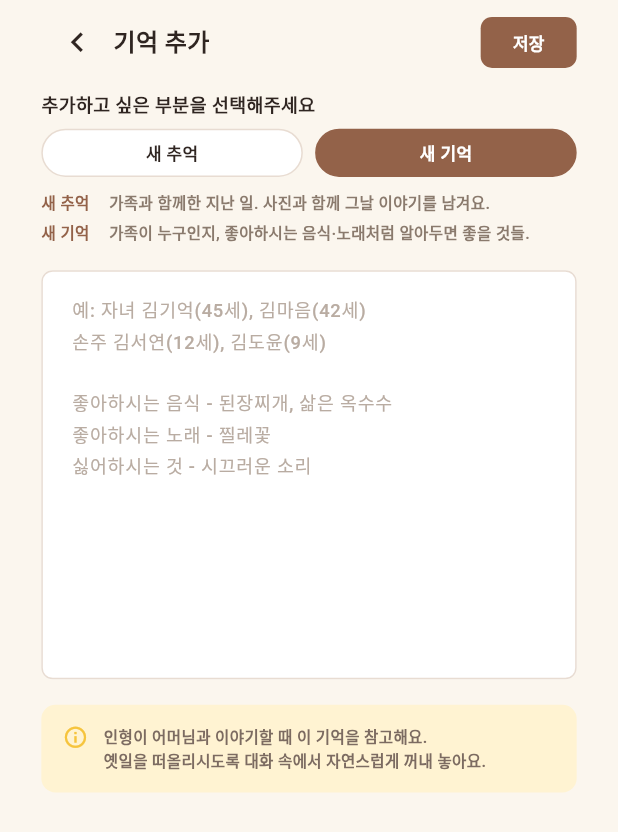
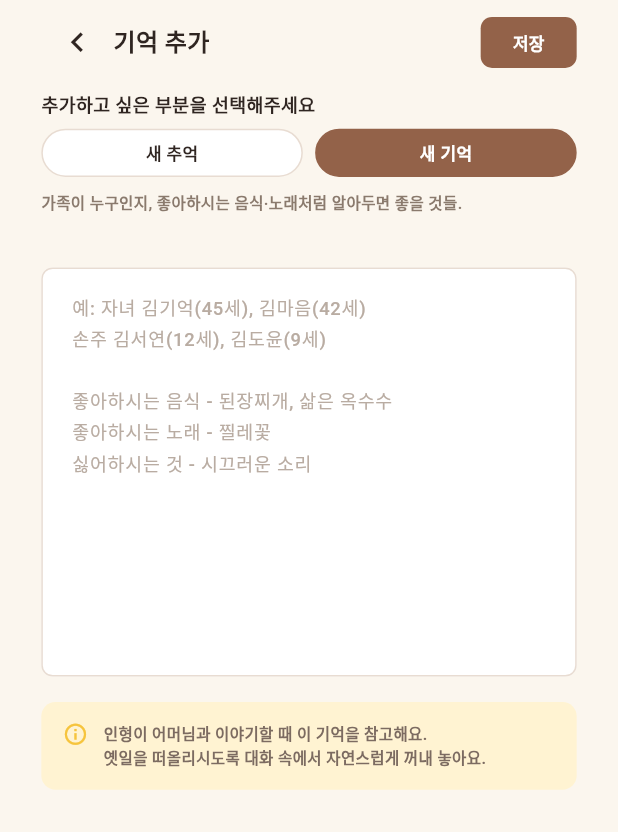
Before and after one commit to Hanium-Remory/Hanium-Remory-FE, a Flutter app: the MemoryTypeScreen screen opened directly with empty values, on a phone screen of 412 x 824 dp. Shown: the top 832 px of the screen. Run offline on Flutter 3.47's test engine with Material 3 defaults, Android fonts, the phone set to English and light mode, and no system bars; our stand-ins replace audioplayers, firebase_auth, firebase_core, firebase_messaging, flutter_screenutil, image_picker and 2 more; missing offline and left inert: passkeys, record; accounts and stored records are empty; Roboto replaces fonts that are missing (Pretendard).

Commit message:
fix: 고른 쪽 설명만 보여준다
새 추억과 새 기억 설명을 한꺼번에 늘어놓으니 읽을 것이 많고, 정작 지금 쓰는
칸과 무슨 상관인지가 흐려졌다. 고른 쪽 한 줄만 남긴다.

높이는 잡아 뒀다. 두 문구의 길이가 달라 줄 수가 바뀔 수 있는데, 그대로 두면
칩을 누를 때마다 아래 입력칸이 흔들린다.

```diff
--- a/lib/5. memory/memory_add_flow.dart
+++ b/lib/5. memory/memory_add_flow.dart
@@ -199,7 +199,7 @@ class MemoryTypeScreen extends StatelessWidget {
                         ],
                       ),
                       SizedBox(height: 10.h),
-                      const _TypeGuide(),
+                      const _TypeGuide(isMemory: false),
                       SizedBox(height: 18.h),
                       TextField(
                         minLines: 12,
@@ -380,7 +380,7 @@ class _MemoryAddScreenState extends State<MemoryAddScreen> {
                         ],
                       ),
                       SizedBox(height: 10.h),
-                      const _TypeGuide(),
+                      const _TypeGuide(isMemory: true),
                       SizedBox(height: 18.h),
                       _PhotoUploadBox(
                         imageBytes: _selectedPhoto,
@@ -740,56 +740,26 @@ class _TextFieldBox extends StatelessWidget {
   }
 }
 
-/// 새 추억과 새 기억이 무엇이 다른지. 두 화면이 같은 위젯을 써야
-/// 칩으로 오갈 때 아래 내용이 밀리지 않는다.
+/// 지금 고른 쪽이 무엇을 적는 자리인지 한 줄로 알려준다.
+///
+/// 둘을 한꺼번에 늘어놓으면 읽을 것이 많아지고, 정작 지금 쓰는 칸과 무슨
+/// 상관인지가 흐려진다. 고른 쪽만 보여준다.
 class _TypeGuide extends StatelessWidget {
-  const _TypeGuide();
+  const _TypeGuide({required this.isMemory});
+
+  /// true 면 새 추억, false 면 새 기억.
+  final bool isMemory;
 
   @override
   Widget build(BuildContext context) {
-    return Column(
-      crossAxisAlignment: CrossAxisAlignment.start,
-      children: [
-        _TypeGuideLine(
-          term: '새 추억',
-          body: '가족과 함께한 지난 일. 사진과 함께 그날 이야기를 남겨요.',
-        ),
-        SizedBox(height: 4.h),
-        _TypeGuideLine(
-          term: '새 기억',
-          body: '가족이 누구인지, 좋아하시는 음식·노래처럼 알아두면 좋을 것들.',
-        ),
-      ],
-    );
-  }
-}
-
-class _TypeGuideLine extends StatelessWidget {
-  const _TypeGuideLine({required this.term, required this.body});
-
-  final String term;
-  final String body;
-
-  @override
-  Widget build(BuildContext context) {
-    return Row(
-      crossAxisAlignment: CrossAxisAlignment.start,
-      children: [
-        SizedBox(
-          width: 44.w,
+    // 두 문구의 길이가 달라 줄 수가 바뀔 수 있다. 높이를 잡아 두지 않으면
+    // 칩을 누를 때마다 아래 입력칸이 위아래로 흔들린다.
+    return SizedBox(
+      height: 36.h,
       child: Text(
-            term,
-            style: TextStyle(
-              fontSize: 11.sp,
-              height: 1.5,
-              color: _brown,
-              fontWeight: FontWeight.w900,
-            ),
-          ),
-        ),
-        Expanded(
-          child: Text(
-            body,
+        isMemory
+            ? '가족과 함께한 지난 일. 사진과 함께 그날 이야기를 남겨요.'
+            : '가족이 누구인지, 좋아하시는 음식·노래처럼 알아두면 좋을 것들.',
         style: TextStyle(
           fontSize: 11.sp,
           height: 1.5,
@@ -797,8 +767,6 @@ class _TypeGuideLine extends StatelessWidget {
           fontWeight: FontWeight.w600,
         ),
       ),
-        ),
-      ],
     );
   }
 }
```
Also changed, not shown: 1 other file. Lines whose indentation alone changed are shown as unchanged.
